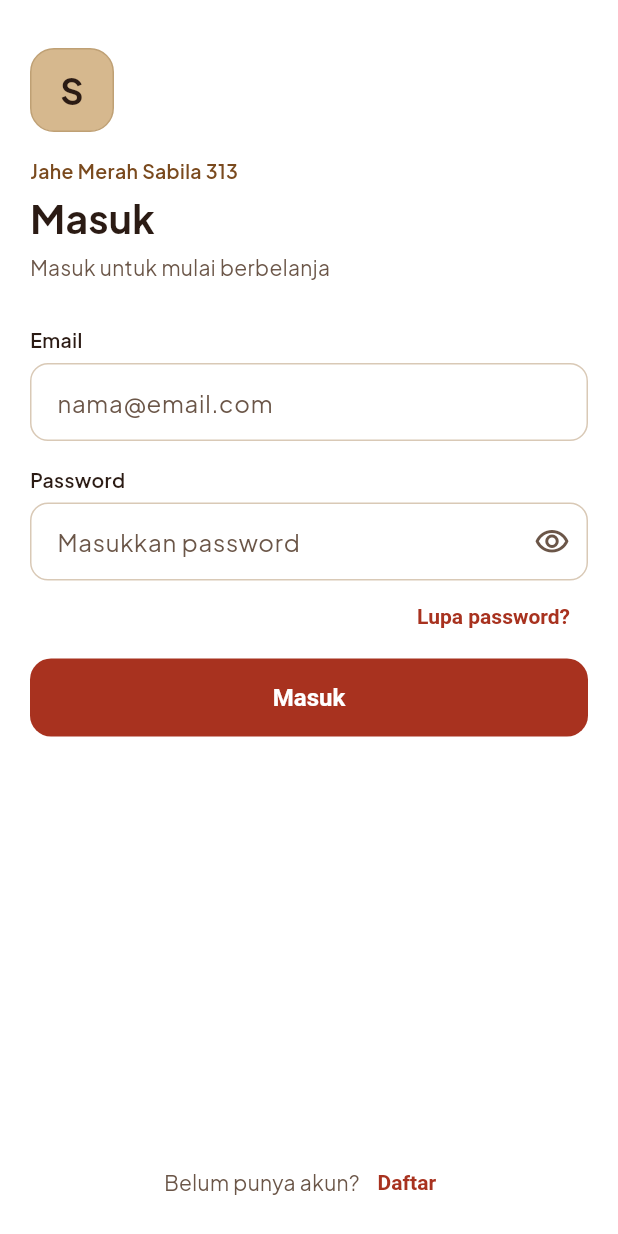
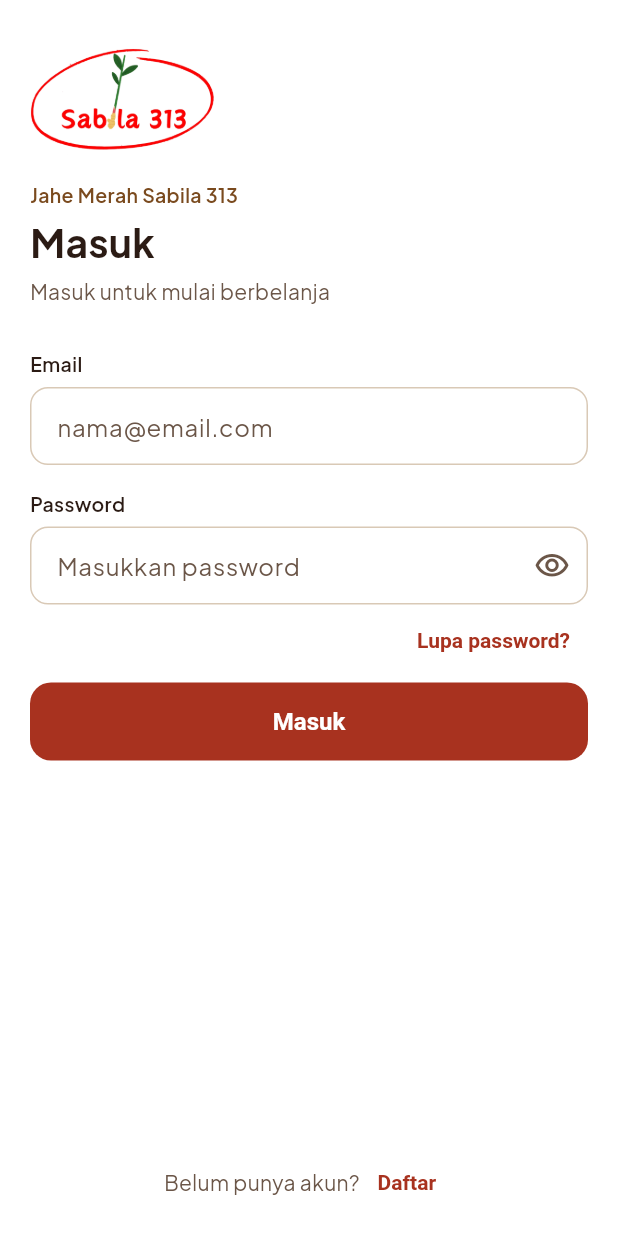
Before and after one commit to alwi-web/Jahe-Sabila-313.apk, a Flutter app: the screen it shows after launch, on a phone screen of 412 x 824 dp. Run offline on Flutter 3.47's test engine with Material 3 defaults, Android fonts, the phone set to English and light mode, and no system bars; our stand-ins replace google_fonts, image_picker, pdf, printing, share_plus, supabase_flutter; missing offline and left inert: excel; accounts and stored records are empty.

Commit message:
Tambah logo Sabila 313 (transparan) dan ikon aplikasi (#6)
- assets/logo.png: logo dengan latar putih dihapus (color-to-alpha di
  tepi supaya tidak ada pinggiran putih), dipakai di layar Masuk/Daftar
  dan di header katalog.
- Ikon aplikasi Android (.github/launcher) dipasang saat build, dan nama
  aplikasi di HP menjadi "Sabila 313".


Claude-Session: https://claude.ai/code/session_01VnVquaV24vzXngisXNKw6i

Co-authored-by: Claude <noreply@anthropic.com>

```diff
--- a/lib/widgets/common.dart
+++ b/lib/widgets/common.dart
@@ -330,24 +330,15 @@ class MainBadge extends StatelessWidget {
   }
 }
 
+/// Logo Jahe Merah Sabila 313 (latar transparan, jadi ikut warna latar layar).
 class BrandLogo extends StatelessWidget {
-  const BrandLogo({super.key});
+  const BrandLogo({super.key, this.height = 72});
+
+  final double height;
 
   @override
   Widget build(BuildContext context) {
-    return ExcludeSemantics(
-      child: Container(
-        width: 56,
-        height: 56,
-        decoration: BoxDecoration(
-          color: AppColors.kraft,
-          borderRadius: BorderRadius.circular(16),
-          border: Border.all(color: AppColors.kraftEdge),
-        ),
-        alignment: Alignment.center,
-        child: const Text('S', style: TextStyle(fontSize: 24, fontWeight: FontWeight.w700)),
-      ),
-    );
+    return Image.asset('assets/logo.png', height: height, semanticLabel: 'Logo Jahe Merah Sabila 313');
   }
 }
 
--- a/pubspec.yaml
+++ b/pubspec.yaml
@@ -27,3 +27,5 @@ dev_dependencies:
 
 flutter:
   uses-material-design: true
+  assets:
+    - assets/logo.png
```
Also changed, not shown: lib/screens/catalog/catalog_screen.dart (+5 -2 lines), .github/launcher/mipmap-hdpi/ic_launcher.png (added), .github/launcher/mipmap-mdpi/ic_launcher.png (added), .github/launcher/mipmap-xhdpi/ic_launcher.png (added), .github/launcher/mipmap-xxhdpi/ic_launcher.png (added), .github/launcher/mipmap-xxxhdpi/ic_launcher.png (added), assets/logo.png (added), 2 other files.
